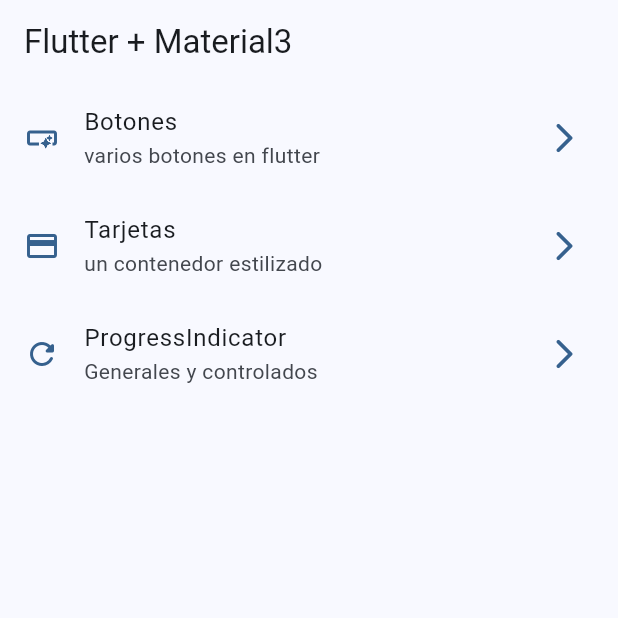
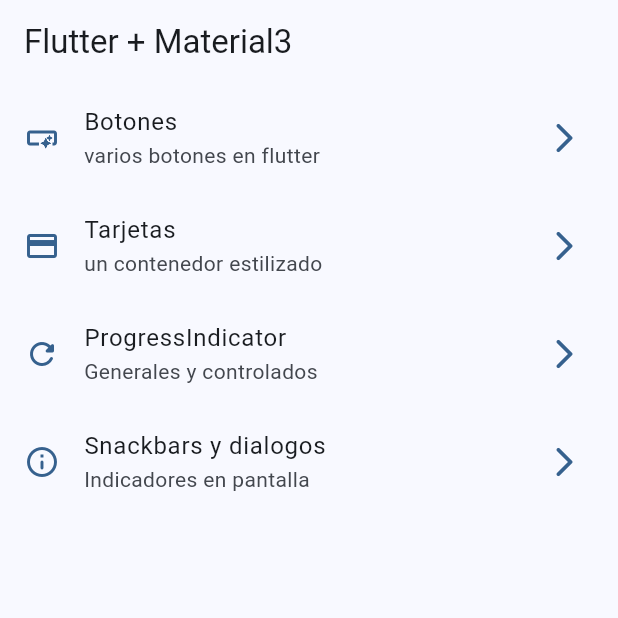
Before and after one commit to CanulMena/custom_widgets, a Flutter app: the screen it shows after launch, on a phone screen of 412 x 824 dp, the top half of it. Run offline on Flutter 3.47's test engine with Material 3 defaults, Android fonts, the phone set to English and light mode, and no system bars; our stand-ins replace go_router.

Commit message:
navigator, show dialog finished

```diff
--- a/lib/config/menu/menu_item.dart
+++ b/lib/config/menu/menu_item.dart
@@ -35,5 +35,11 @@ MenuItem(
   link: '/progress',
   icon: Icons.refresh_rounded
   ),
+MenuItem(
+  title: 'Snackbars y dialogos',
+  subTitle: 'Indicadores en pantalla',
+  link: '/snackbars',
+  icon: Icons.info_outline_rounded
+  ),
 
 ];
--- a/lib/config/router/app_router.dart
+++ b/lib/config/router/app_router.dart
@@ -26,5 +26,10 @@ final GoRouter router = GoRouter(
       builder: (BuildContext context, GoRouterState state) => const ProgressScren()
     ),
 
+    GoRoute(
+      path: '/snackbars',
+      builder: (BuildContext context, GoRouterState state) => const SnackbarScreen()
+    ),
+
   ],
 );
--- a/lib/main.dart
+++ b/lib/main.dart
@@ -1,6 +1,5 @@
 import 'package:custom_widgets/config/router/app_router.dart';
 import 'package:custom_widgets/config/themes/theme_app.dart';
-// import 'package:custom_widgets/presentation/screens/home/home_screen.dart';
 import 'package:flutter/material.dart';
 
 void main() {
@@ -13,6 +12,7 @@ class MainApp extends StatelessWidget {
   @override
   Widget build(BuildContext context) {
     return  MaterialApp.router(
+      title: 'learing widgets',
       debugShowCheckedModeBanner: false,
       theme: AppTheme(selectedColor: 1).getTheme(),
       routerConfig: router,
```
Also changed, not shown: lib/presentation/screens/snackbar/snackbar_screen.dart (+82 -1 lines).
